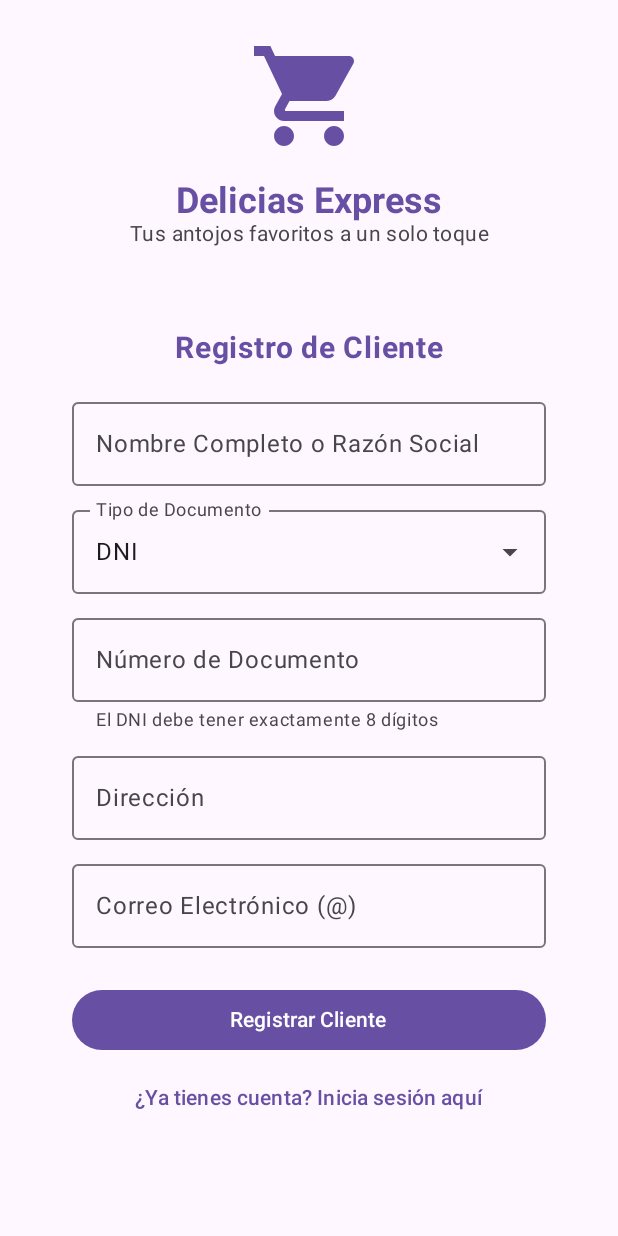
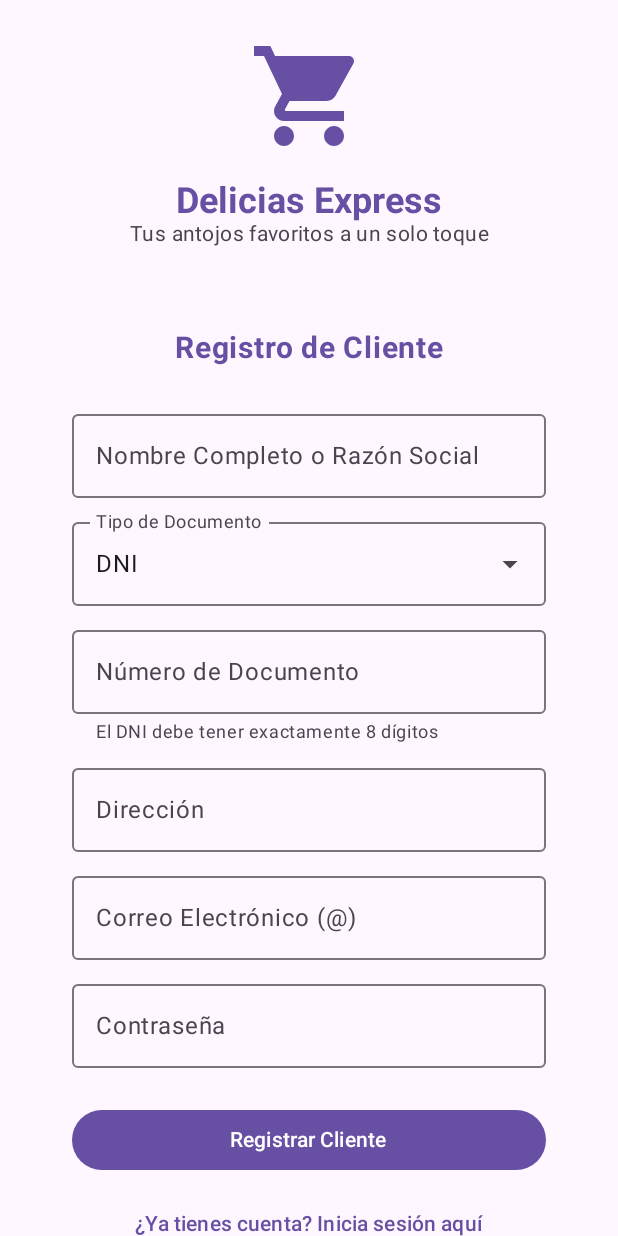
Before and after one commit to DashMaster12/Pos-Mobile, an Android app built with Jetpack Compose: the screen it shows after launch (MainActivity), after a tap on "¿No tienes cuenta? Regístrate aquí", on a phone screen of 412 x 824 dp. Run offline under Robolectric (Android 15) with nearby library versions, the phone set to English and light mode, and no system bars; libraries missing offline, so code that uses them is left out: coil3.network.ktor3; 3 other taps on this screen came first.

Commit message:
Corrección de errores en inicio de sesión y registro

```diff
--- a/androidApp/src/main/AndroidManifest.xml
+++ b/androidApp/src/main/AndroidManifest.xml
@@ -15,7 +15,8 @@
         android:theme="@android:style/Theme.Material.Light.NoActionBar">
         <activity
             android:exported="true"
-            android:name=".MainActivity">
+            android:name=".MainActivity"
+            android:windowSoftInputMode="adjustResize">
             <intent-filter>
                 <action android:name="android.intent.action.MAIN" />
 
--- a/shared/build.gradle.kts
+++ b/shared/build.gradle.kts
@@ -39,6 +39,7 @@ kotlin {
             implementation(compose.runtime)
             implementation(compose.foundation)
             implementation(compose.material3)
+            implementation(compose.materialIconsExtended)
             implementation(compose.ui)
             implementation(compose.components.resources)
 
--- a/shared/src/commonMain/kotlin/pe/edu/upeu/data/network/ApiService.kt
+++ b/shared/src/commonMain/kotlin/pe/edu/upeu/data/network/ApiService.kt
@@ -22,8 +22,8 @@ import pe.edu.upeu.data.model.OrderResponse
 import pe.edu.upeu.data.model.ProductDto
 
 class ApiService {
-    // Gateway local de Docker. 10.0.2.2 es el host visto desde el emulador Android.
-    private val baseUrl = "http://10.0.2.2:4040"
+
+    private val baseUrl = "https://ale-burgers-system.onrender.com"
 
     val client = HttpClient {
         install(ContentNegotiation) {
--- a/shared/src/commonMain/kotlin/pe/edu/upeu/presentation/AuthContainerContent.kt
+++ b/shared/src/commonMain/kotlin/pe/edu/upeu/presentation/AuthContainerContent.kt
@@ -1,7 +1,9 @@
 package pe.edu.upeu.presentation
 
 import androidx.compose.foundation.layout.*
+import androidx.compose.foundation.rememberScrollState
 import androidx.compose.foundation.shape.RoundedCornerShape
+import androidx.compose.foundation.verticalScroll
 import androidx.compose.material.icons.Icons
 import androidx.compose.material.icons.filled.AccountCircle
 import androidx.compose.material.icons.filled.ShoppingCart
@@ -13,7 +15,6 @@ import androidx.compose.ui.Modifier
 import androidx.compose.ui.text.font.FontWeight
 import androidx.compose.ui.text.style.TextAlign
 import androidx.compose.ui.unit.dp
-import androidx.compose.ui.unit.sp
 import pe.edu.upeu.data.model.ClienteResponse
 import pe.edu.upeu.presentation.components.DeliveryButton
 
@@ -37,9 +38,21 @@ fun AuthContainerContent(
         Column(
             modifier = Modifier
                 .fillMaxSize()
+                .imePadding()
+                .then(
+                    if (authMode == AuthMode.SELECTOR) {
+                        Modifier
+                    } else {
+                        Modifier.verticalScroll(rememberScrollState())
+                    }
+                )
                 .padding(24.dp),
             horizontalAlignment = Alignment.CenterHorizontally,
-            verticalArrangement = Arrangement.Center
+            verticalArrangement = if (authMode == AuthMode.SELECTOR) {
+                Arrangement.Center
+            } else {
+                Arrangement.Top
+            }
         ) {
             Icon(
                 imageVector = Icons.Default.ShoppingCart,
--- a/shared/src/commonMain/kotlin/pe/edu/upeu/presentation/RegisterSheetContent.kt
+++ b/shared/src/commonMain/kotlin/pe/edu/upeu/presentation/RegisterSheetContent.kt
@@ -1,7 +1,6 @@
 package pe.edu.upeu.presentation
 
 import androidx.compose.foundation.layout.*
-import androidx.compose.foundation.lazy.LazyColumn
 import androidx.compose.foundation.text.KeyboardOptions
 import androidx.compose.material3.*
 import androidx.compose.runtime.*
@@ -45,7 +44,8 @@ fun RegisterSheetContent(
         modifier = Modifier
             .fillMaxWidth()
             .padding(24.dp),
-        horizontalAlignment = Alignment.CenterHorizontally
+        horizontalAlignment = Alignment.CenterHorizontally,
+        verticalArrangement = Arrangement.spacedBy(8.dp)
     ) {
         Text(
             text = "Registro de Cliente",
@@ -54,15 +54,8 @@ fun RegisterSheetContent(
             color = MaterialTheme.colorScheme.primary
         )
 
-        Spacer(modifier = Modifier.height(16.dp))
+        Spacer(modifier = Modifier.height(8.dp))
 
-        LazyColumn(
-            modifier = Modifier
-                .fillMaxWidth()
-                .heightIn(max = 380.dp),
-            verticalArrangement = Arrangement.spacedBy(8.dp)
-        ) {
-            item {
         OutlinedTextField(
             value = nombreCompleto,
             onValueChange = { nombreCompleto = it },
@@ -70,8 +63,7 @@ fun RegisterSheetContent(
             modifier = Modifier.fillMaxWidth(),
             singleLine = true
         )
-            }
-            item {
+
         ExposedDropdownMenuBox(
             expanded = tipoDocumentoExpanded,
             onExpandedChange = { tipoDocumentoExpanded = it },
@@ -108,8 +100,7 @@ fun RegisterSheetContent(
                 }
             }
         }
-            }
-            item {
+
         OutlinedTextField(
             value = numeroDocumento,
             onValueChange = { input ->
@@ -122,8 +113,7 @@ fun RegisterSheetContent(
             modifier = Modifier.fillMaxWidth(),
             singleLine = true
         )
-            }
-            item {
+
         OutlinedTextField(
             value = direccion,
             onValueChange = { direccion = it },
@@ -131,8 +121,7 @@ fun RegisterSheetContent(
             modifier = Modifier.fillMaxWidth(),
             singleLine = true
         )
-            }
-            item {
+
         OutlinedTextField(
             value = correo,
             onValueChange = { correo = it },
@@ -140,8 +129,7 @@ fun RegisterSheetContent(
             modifier = Modifier.fillMaxWidth(),
             singleLine = true
         )
-            }
-            item {
+
         OutlinedTextField(
             value = password,
             onValueChange = { password = it },
@@ -150,15 +138,12 @@ fun RegisterSheetContent(
             modifier = Modifier.fillMaxWidth(),
             singleLine = true
         )
-            }
-        }
 
         if (errorMessage != null) {
-            Spacer(modifier = Modifier.height(8.dp))
             Text(text = errorMessage, color = MaterialTheme.colorScheme.error, fontSize = 13.sp)
         }
 
-        Spacer(modifier = Modifier.height(16.dp))
+        Spacer(modifier = Modifier.height(8.dp))
 
         Button(
             onClick = {
@@ -176,8 +161,6 @@ fun RegisterSheetContent(
             }
         }
 
-        Spacer(modifier = Modifier.height(4.dp))
-
         TextButton(onClick = onGoToLogin) {
             Text("¿Ya tienes cuenta? Inicia sesión aquí")
         }
```
Also changed, not shown: shared/src/commonMain/kotlin/pe/edu/upeu/presentation/LoginSheetContent.kt (+26 -1 lines). Lines whose indentation alone changed are shown as unchanged.
